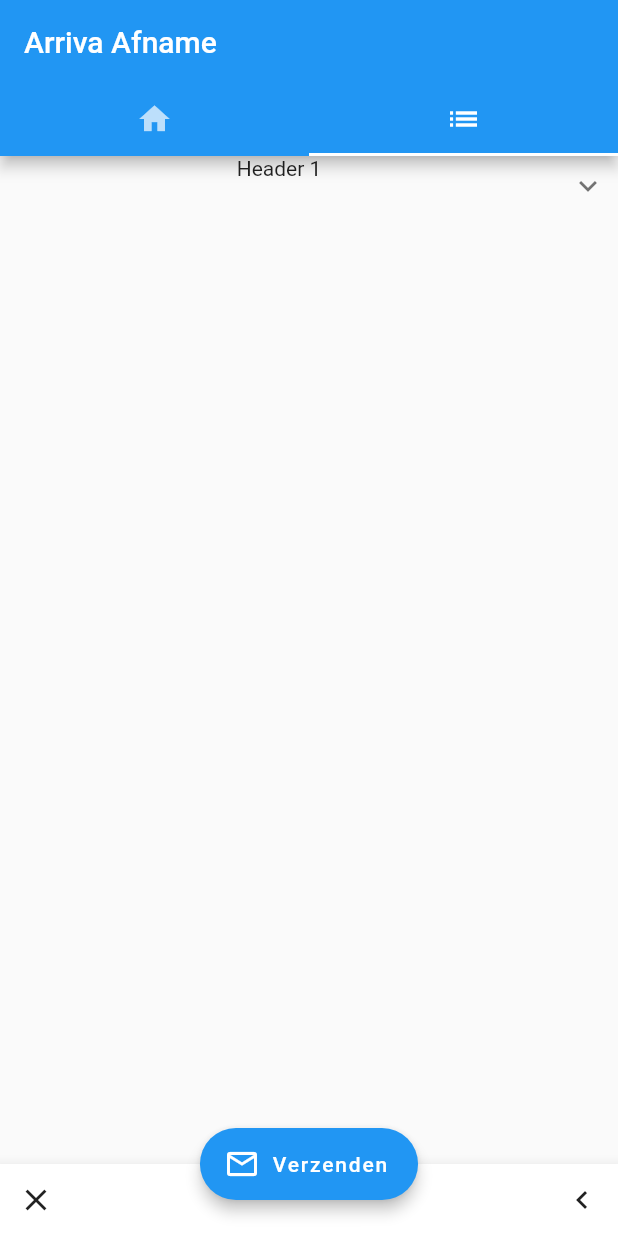
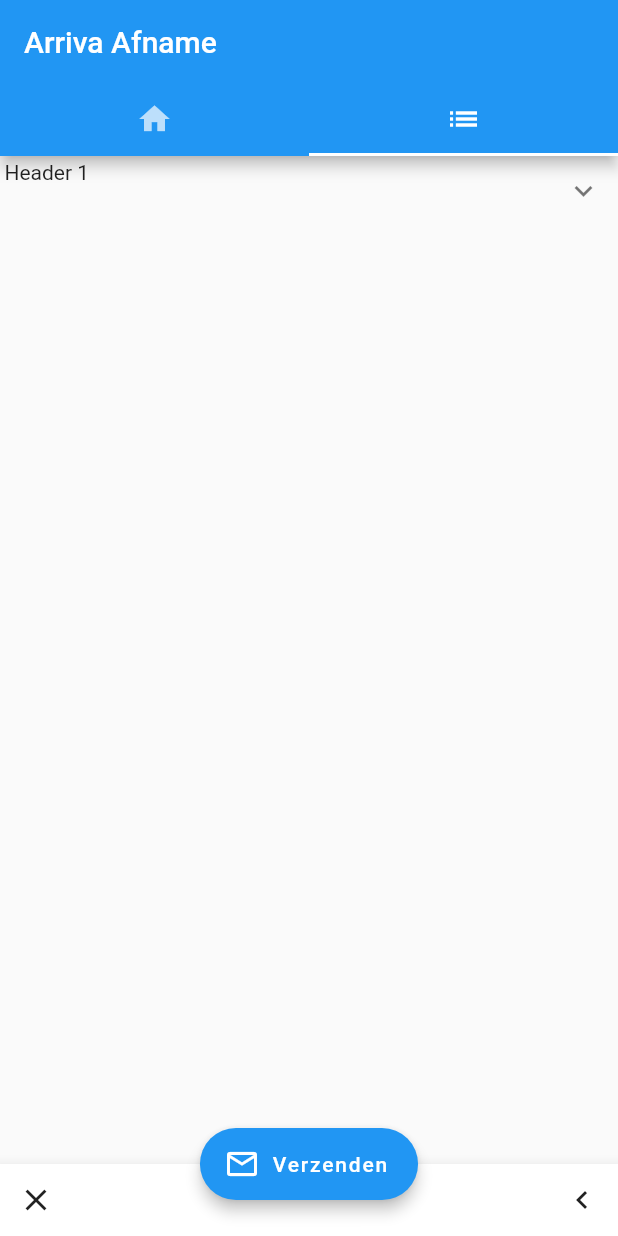
Before and after one commit to Kwonunn/arriva_app, a Flutter app: the screen it shows after launch, tab 2 chosen, on a phone screen of 412 x 824 dp. Run offline on Flutter 3.47's test engine with Material 2 defaults, Android fonts, the phone set to English and light mode, and no system bars; drawn by our look-alikes of expandable.

Commit message:
Some more expands and lists

```diff
--- a/lib/questions.dart
+++ b/lib/questions.dart
@@ -3,16 +3,30 @@ import 'package:expandable/expandable.dart';
 
 class QuestionFields extends StatelessWidget {
   Widget build(BuildContext context) {
-    return ListView(
-      children: <Widget>[
-        ExpandablePanel(
-          header: Container(
-            child: Text("Header 1"),
-            alignment: Alignment.bottomCenter,
-          ),
-          expanded: Text("Expanded text"),
-        ),
-      ],
-    );
+    return ListView.builder(
+        padding: const EdgeInsets.all(3),
+        itemCount: 1,
+        itemBuilder: (BuildContext context, int index) {
+          return questionBuilder(index);
+        });
   }
 }
+
+ExpandablePanel questionBuilder(int index) {
+  return ExpandablePanel(
+    header: questions[index].header,
+    expanded: questions[index].body,
+  );
+}
+
+class QuestionBox {
+  QuestionBox(String header, String body) {
+    // Constructor
+    this.header = Text(header);
+    this.body = Text(body);
+  }
+  Text header;
+  Text body;
+}
+
+final List<QuestionBox> questions = [QuestionBox("Header 1", "Body 1"), QuestionBox("Header 2", "Body 2"), QuestionBox("Header 3", "Body 3"),];
```
